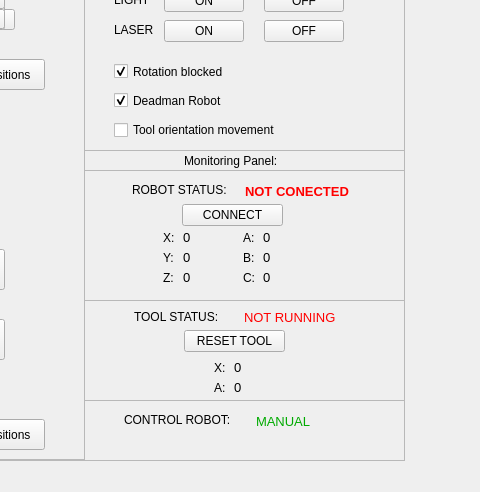
First picture: the form in kuka_gui/gui/resource/RqtKuka-EN2025.ui, repository asoriano1/obuses_project, before the edit; both pictures show x 196 to 676 and y 430 to 922 of the 1014 by 1052 pixel window.
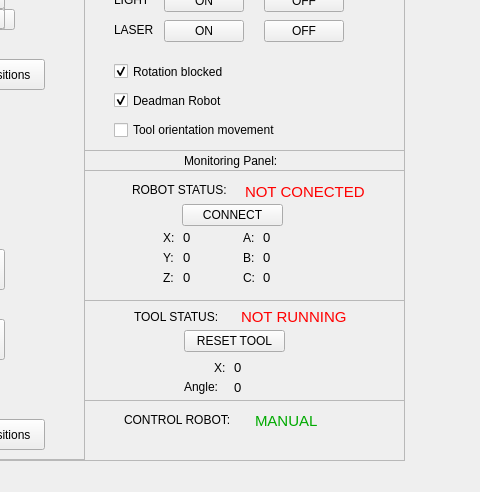
Second picture: the form after the edit. Icons and pictures are not drawn.

The edit to the form file:
```diff
--- a/kuka_gui/gui/resource/RqtKuka-EN2025.ui
+++ b/kuka_gui/gui/resource/RqtKuka-EN2025.ui
@@ -4060,8 +4060,8 @@
       <widget class="QLabel" name="mode_label_2">
        <property name="geometry">
         <rect>
-         <x>160</x>
-         <y>10</y>
+         <x>157</x>
+         <y>8</y>
          <width>121</width>
          <height>16</height>
         </rect>
@@ -4078,7 +4078,7 @@
         <string notr="true">color: rgb(0, 170, 0);</string>
        </property>
        <property name="text">
-        <string>&lt;html&gt;&lt;head/&gt;&lt;body&gt;&lt;p&gt;&lt;span style=&quot; color:#ff0000;&quot;&gt;NOT RUNNING&lt;/span&gt;&lt;/p&gt;&lt;/body&gt;&lt;/html&gt;</string>
+        <string>&lt;html&gt;&lt;head/&gt;&lt;body&gt;&lt;p&gt;&lt;span style=&quot; font-size:11pt; color:#ff0000;&quot;&gt;NOT RUNNING&lt;/span&gt;&lt;/p&gt;&lt;/body&gt;&lt;/html&gt;</string>
        </property>
       </widget>
       <widget class="QLabel" name="label_30">
@@ -4126,14 +4126,14 @@
       <widget class="QLabel" name="label_35">
        <property name="geometry">
         <rect>
-         <x>130</x>
-         <y>80</y>
-         <width>21</width>
-         <height>16</height>
+         <x>100</x>
+         <y>77</y>
+         <width>51</width>
+         <height>20</height>
         </rect>
        </property>
        <property name="text">
-        <string>A:</string>
+        <string>Angle:</string>
        </property>
       </widget>
       <widget class="QLabel" name="tool_pose_x_label">
@@ -4247,7 +4247,7 @@
         <string notr="true">color: rgb(0, 170, 0);</string>
        </property>
        <property name="text">
-        <string>&lt;html&gt;&lt;head/&gt;&lt;body&gt;&lt;p&gt;&lt;span style=&quot; font-weight:700; color:#ff0000;&quot;&gt;NOT CONECTED&lt;/span&gt;&lt;/p&gt;&lt;/body&gt;&lt;/html&gt;</string>
+        <string>&lt;html&gt;&lt;head/&gt;&lt;body&gt;&lt;p&gt;&lt;span style=&quot; font-size:11pt; color:#ff0000;&quot;&gt;NOT CONECTED&lt;/span&gt;&lt;/p&gt;&lt;/body&gt;&lt;/html&gt;</string>
        </property>
       </widget>
       <widget class="QLabel" name="label_31">
@@ -4491,8 +4491,8 @@
       <widget class="QLabel" name="control_mode_label">
        <property name="geometry">
         <rect>
-         <x>172</x>
-         <y>12</y>
+         <x>171</x>
+         <y>11</y>
          <width>111</width>
          <height>20</height>
         </rect>
@@ -4509,7 +4509,7 @@
         <string notr="true">color: rgb(0, 170, 0);</string>
        </property>
        <property name="text">
-        <string>&lt;html&gt;&lt;head/&gt;&lt;body&gt;&lt;p&gt;MANUAL&lt;/p&gt;&lt;/body&gt;&lt;/html&gt;</string>
+        <string>&lt;html&gt;&lt;head/&gt;&lt;body&gt;&lt;p&gt;&lt;span style=&quot; font-size:11pt;&quot;&gt;MANUAL&lt;/span&gt;&lt;/p&gt;&lt;/body&gt;&lt;/html&gt;</string>
        </property>
       </widget>
       <widget class="QLabel" name="label_24">
@@ -4637,7 +4637,7 @@
        <rect>
         <x>30</x>
         <y>170</y>
-        <width>191</width>
+        <width>231</width>
         <height>20</height>
        </rect>
       </property>
@@ -4653,7 +4653,7 @@
        <rect>
         <x>30</x>
         <y>140</y>
-        <width>151</width>
+        <width>181</width>
         <height>21</height>
        </rect>
       </property>
@@ -4669,7 +4669,7 @@
        <rect>
         <x>30</x>
         <y>110</y>
-        <width>131</width>
+        <width>161</width>
         <height>23</height>
        </rect>
       </property>
```
Left out of the diff: 2 changed lines with no effect on the pictures.
